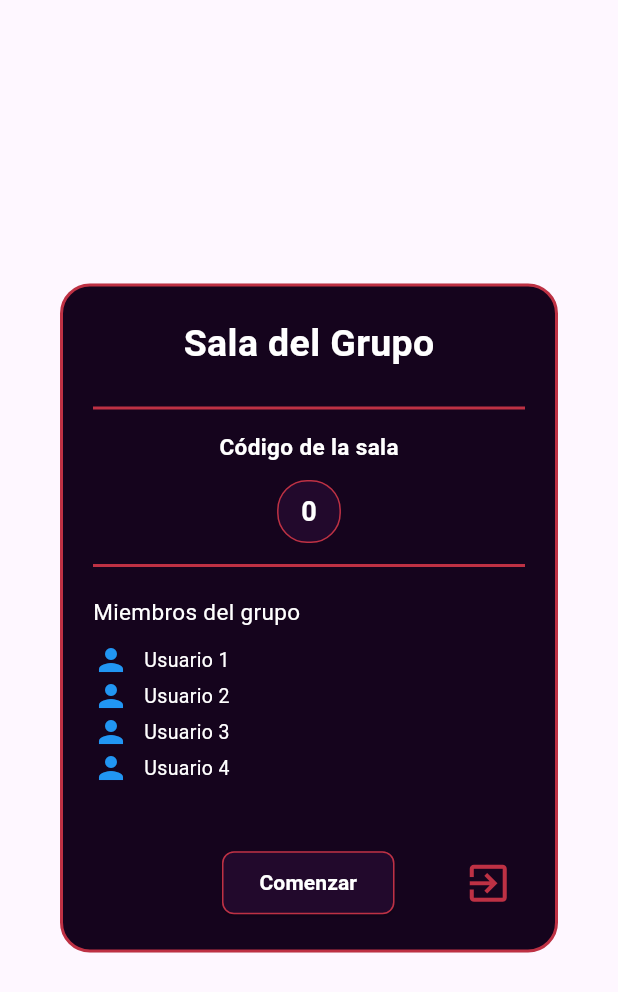
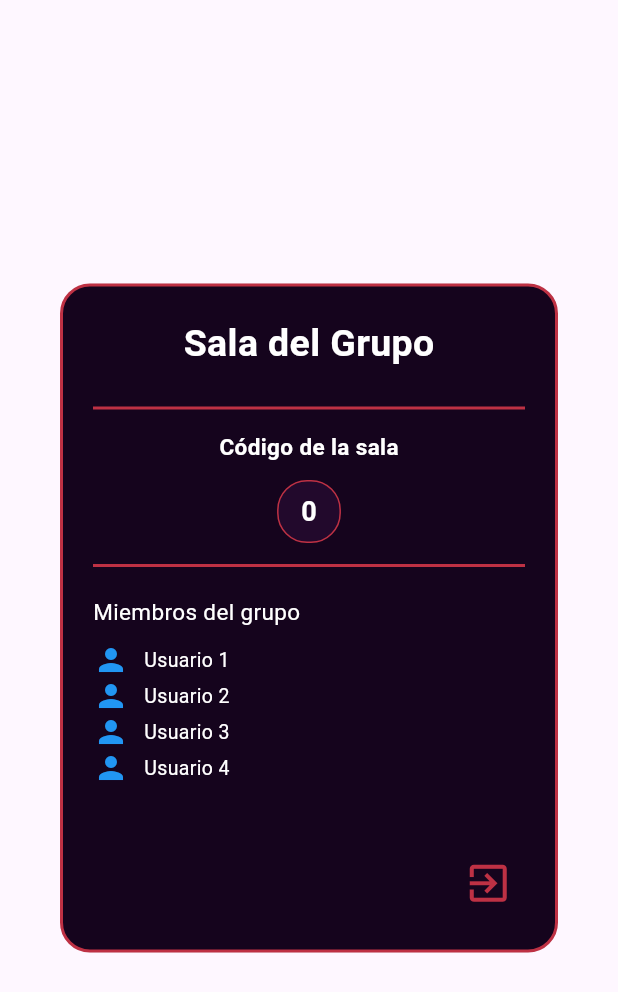
Before and after one commit to UNIZAR-30248-2024-FilmFinder/Film-Finder, a Flutter app: the RoomPopup widget shown alone on an empty page, opened directly with empty values, on a phone screen of 412 x 824 dp. Shown: the top 992 px of the screen. Run offline on Flutter 3.47's test engine with Material 3 defaults, Android fonts, the phone set to English and light mode, and no system bars; our stand-ins replace carousel_slider, cloud_firestore, firebase_auth, firebase_core, flip_card, flutter_card_swiper and 4 more; accounts and stored records are empty; network calls fail.

Commit message:
boton de comenzar solo para el admin

```diff
--- a/lib/widgets/room_widget.dart
+++ b/lib/widgets/room_widget.dart
@@ -232,7 +232,8 @@ class RoomPopup extends StatelessWidget {
                   width: 48.0,
                   height: 48.0,
                 ),
-                ElevatedButton(
+                isAdmin
+                    ? ElevatedButton(
                         onPressed: () {},
                         style: ElevatedButton.styleFrom(
                           foregroundColor: Colors.white,
@@ -253,6 +254,10 @@ class RoomPopup extends StatelessWidget {
                             fontWeight: FontWeight.bold,
                           ),
                         ),
+                      )
+                    : const SizedBox(
+                        width: 115,
+                        height: 42,
                       ),
                 IconButton(
                   onPressed: () {
```
Lines whose indentation alone changed are shown as unchanged.
